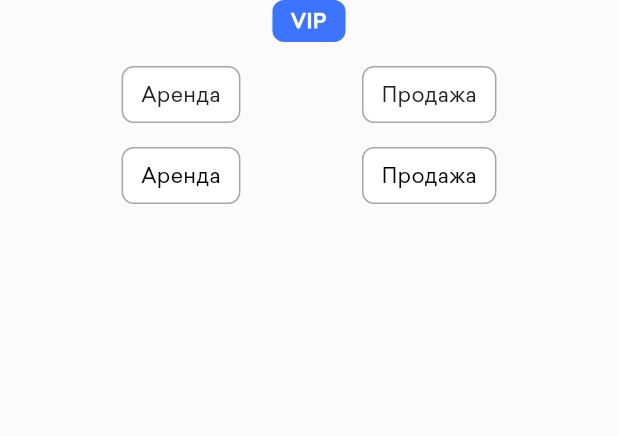
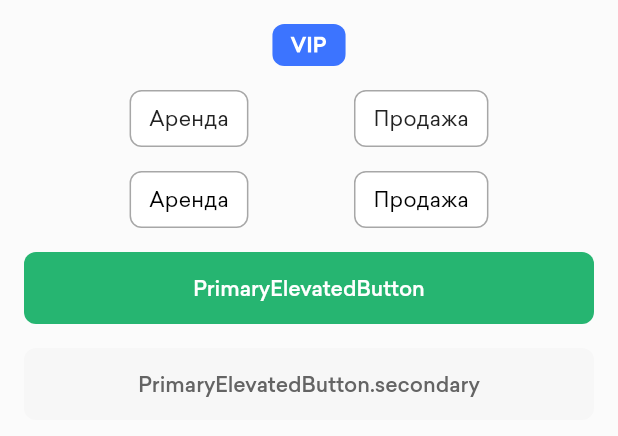
Before and after one commit to AidenDexter/my_home_app, a Flutter app: the _DataLayout widget shown alone on an empty page, opened directly with empty values, on a phone screen of 412 x 824 dp. Shown: the top 436 px of the screen. Run offline on Flutter 3.47's test engine with Material 3 defaults, Android fonts, the phone set to English and light mode, and no system bars; our stand-ins replace bloc_concurrency, connectivity_plus, dio, flutter_animate, flutter_bloc, flutter_dotenv and 9 more; missing offline and left inert: a package; accounts and stored records are empty; generated files the repository leaves out were written again.

Commit message:
Added primary & secondary button

```diff
--- /dev/null
+++ b/lib/core/ui_kit/primary_elevated_button.dart
@@ -0,0 +1,93 @@
+import 'package:flutter/material.dart';
+
+import '../extension/extensions.dart';
+
+@immutable
+class PrimaryElevatedButton extends StatelessWidget {
+  final Widget child;
+  final bool isLoading;
+  final VoidCallback? onPressed;
+  final Color? backgroundColor;
+  final Color? foregroundColor;
+  final Color? progressIndicatorColor;
+  final Widget? icon;
+  final bool isSecondary;
+
+  const PrimaryElevatedButton({
+    required this.child,
+    this.onPressed,
+    this.isLoading = false,
+    this.foregroundColor,
+    this.backgroundColor,
+    this.progressIndicatorColor,
+    super.key,
+  })  : icon = null,
+        isSecondary = false;
+
+  const PrimaryElevatedButton.icon({
+    required this.child,
+    required this.icon,
+    this.onPressed,
+    this.isLoading = false,
+    this.foregroundColor,
+    this.progressIndicatorColor,
+    this.backgroundColor,
+    super.key,
+  }) : isSecondary = false;
+
+  const PrimaryElevatedButton.secondary({
+    required this.child,
+    this.onPressed,
+    this.isLoading = false,
+    this.foregroundColor,
+    this.progressIndicatorColor,
+    this.backgroundColor,
+    super.key,
+  })  : icon = null,
+        isSecondary = true;
+
+  @override
+  Widget build(BuildContext context) {
+    final style = ElevatedButton.styleFrom(
+      foregroundColor: foregroundColor ?? (isSecondary ? context.theme.commonColors.darkGrey70 : null),
+      backgroundColor: backgroundColor ?? (isSecondary ? context.theme.commonColors.neutralgrey5 : null),
+      elevation: isSecondary ? 0 : null,
+    );
+
+    final ico = icon;
+    if (ico != null) {
+      return ElevatedButton.icon(
+        style: style,
+        onPressed: isLoading ? null : onPressed,
+        icon: ico,
+        label: isLoading
+            ? _ProgressIndicator(
+                color: progressIndicatorColor,
+              )
+            : child,
+      );
+    }
+    return ElevatedButton(
+      style: style,
+      onPressed: isLoading ? null : onPressed,
+      child: isLoading ? _ProgressIndicator(color: progressIndicatorColor) : child,
+    );
+  }
+}
+
+@immutable
+class _ProgressIndicator extends StatelessWidget {
+  final Color? color;
+
+  const _ProgressIndicator({this.color});
+
+  @override
+  Widget build(BuildContext context) => SizedBox(
+        width: 20,
+        height: 20,
+        child: CircularProgressIndicator(
+          color: color ?? context.theme.commonColors.white,
+          strokeWidth: 3,
+        ),
+      );
+}
--- a/lib/feature/mock/presentation/mock_page.dart
+++ b/lib/feature/mock/presentation/mock_page.dart
@@ -4,6 +4,7 @@ import 'package:flutter_bloc/flutter_bloc.dart';
 import '../../../core/extension/src/error_extension.dart';
 import '../../../core/ui_kit/multi_selection_card.dart';
 import '../../../core/ui_kit/primary_bottom_sheet.dart';
+import '../../../core/ui_kit/primary_elevated_button.dart';
 import '../../../core/ui_kit/single_selection_card.dart';
 import '../../../core/ui_kit/vip_card.dart';
 import '../bloc/mock_bloc.dart';
@@ -54,7 +55,8 @@ class _DataLayoutState extends State<_DataLayout> {
   }
 
   @override
-  Widget build(BuildContext context) => Center(
+  Widget build(BuildContext context) => Padding(
+        padding: const EdgeInsets.all(16),
         child: Column(
           children: [
             InkWell(
@@ -124,6 +126,16 @@ class _DataLayoutState extends State<_DataLayout> {
                 );
               },
             ),
+            const SizedBox(height: 16),
+            PrimaryElevatedButton(
+              child: const Text('PrimaryElevatedButton'),
+              onPressed: () {},
+            ),
+            const SizedBox(height: 16),
+            PrimaryElevatedButton.secondary(
+              child: const Text('PrimaryElevatedButton.secondary'),
+              onPressed: () {},
+            ),
           ],
         ),
       );
```
